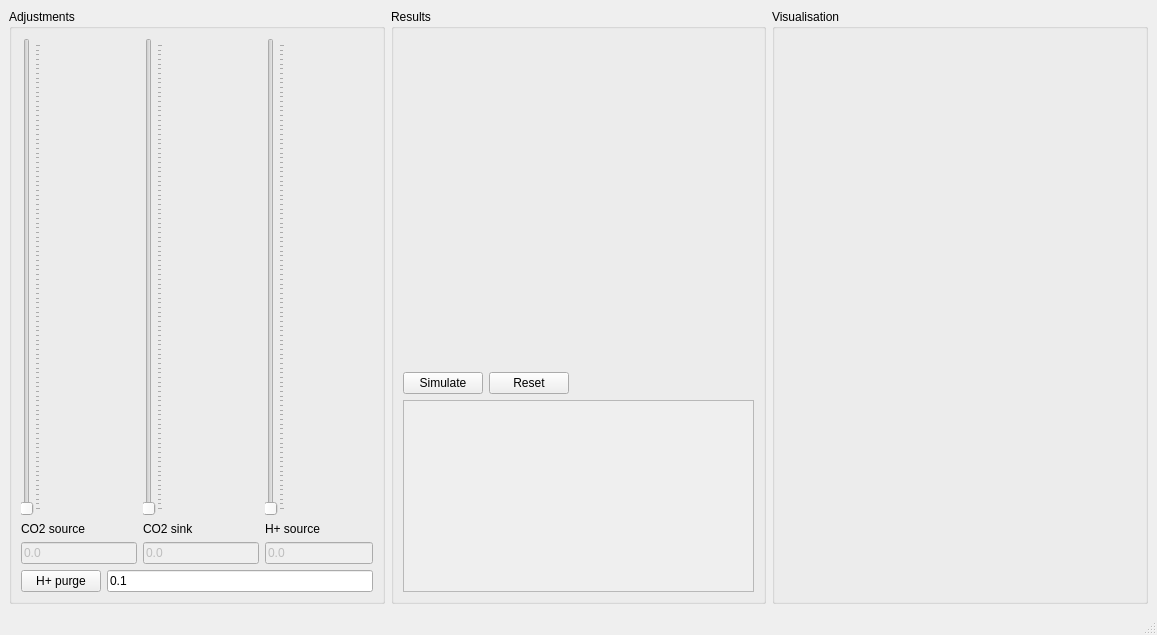
Above: src/mainui.ui from hsorby/pH-PyApp before the change. Below: the same form after it.
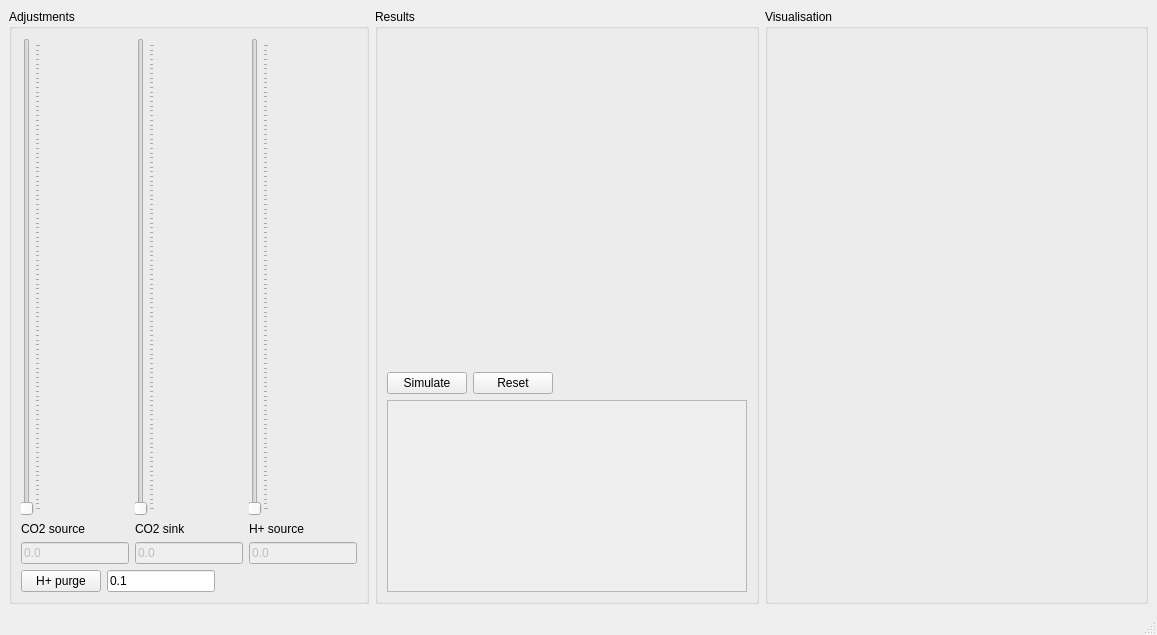
That is the form after the change. Custom widgets are drawn as their Qt base class.

Commit message: Add spacer to ZincWidget group box and set minimum size.

The edit to the form file:
```diff
--- a/src/mainui.ui
+++ b/src/mainui.ui
@@ -45,6 +45,12 @@
            <property name="enabled">
             <bool>false</bool>
            </property>
+           <property name="sizePolicy">
+            <sizepolicy hsizetype="Preferred" vsizetype="Fixed">
+             <horstretch>0</horstretch>
+             <verstretch>0</verstretch>
+            </sizepolicy>
+           </property>
            <property name="text">
             <string>0.0</string>
            </property>
@@ -76,6 +82,12 @@
            <property name="enabled">
             <bool>false</bool>
            </property>
+           <property name="sizePolicy">
+            <sizepolicy hsizetype="Preferred" vsizetype="Fixed">
+             <horstretch>0</horstretch>
+             <verstretch>0</verstretch>
+            </sizepolicy>
+           </property>
            <property name="text">
             <string>0.0</string>
            </property>
@@ -131,11 +143,30 @@
          </item>
          <item>
           <widget class="QLineEdit" name="protonPurgeAmount">
+           <property name="sizePolicy">
+            <sizepolicy hsizetype="Preferred" vsizetype="Fixed">
+             <horstretch>0</horstretch>
+             <verstretch>0</verstretch>
+            </sizepolicy>
+           </property>
            <property name="text">
             <string>0.1</string>
            </property>
           </widget>
          </item>
+         <item>
+          <spacer name="horizontalSpacer_2">
+           <property name="orientation">
+            <enum>Qt::Horizontal</enum>
+           </property>
+           <property name="sizeHint" stdset="0">
+            <size>
+             <width>40</width>
+             <height>20</height>
+            </size>
+           </property>
+          </spacer>
+         </item>
         </layout>
        </item>
       </layout>
@@ -152,11 +183,17 @@
          <item>
           <widget class="MatplotlibWidget" name="plotArea" native="true">
            <property name="sizePolicy">
-            <sizepolicy hsizetype="Expanding" vsizetype="Expanding">
-             <horstretch>1</horstretch>
+            <sizepolicy hsizetype="Preferred" vsizetype="Expanding">
+             <horstretch>2</horstretch>
              <verstretch>2</verstretch>
             </sizepolicy>
            </property>
+           <property name="minimumSize">
+            <size>
+             <width>200</width>
+             <height>100</height>
+            </size>
+           </property>
           </widget>
          </item>
          <item>
@@ -195,6 +232,12 @@
            <property name="enabled">
             <bool>false</bool>
            </property>
+           <property name="sizePolicy">
+            <sizepolicy hsizetype="Preferred" vsizetype="Expanding">
+             <horstretch>0</horstretch>
+             <verstretch>0</verstretch>
+            </sizepolicy>
+           </property>
           </widget>
          </item>
         </layout>
@@ -216,8 +259,27 @@
            <verstretch>0</verstretch>
           </sizepolicy>
          </property>
+         <property name="minimumSize">
+          <size>
+           <width>200</width>
+           <height>100</height>
+          </size>
+         </property>
         </widget>
        </item>
+       <item>
+        <spacer name="verticalSpacer">
+         <property name="orientation">
+          <enum>Qt::Vertical</enum>
+         </property>
+         <property name="sizeHint" stdset="0">
+          <size>
+           <width>20</width>
+           <height>40</height>
+          </size>
+         </property>
+        </spacer>
+       </item>
       </layout>
      </widget>
     </item>
```
Left out of the diff: 2 changed lines with no effect on the pictures. The commit also changes 1 other file.
